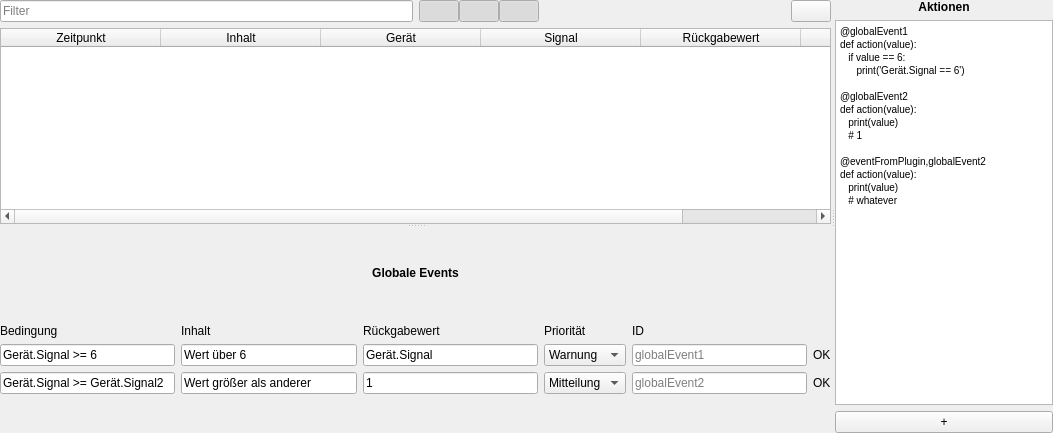
Old version of the form RTOC/RTOC_GUI/ui/eventWidget.ui in the repository Haschtl/RealTimeOpenControl.
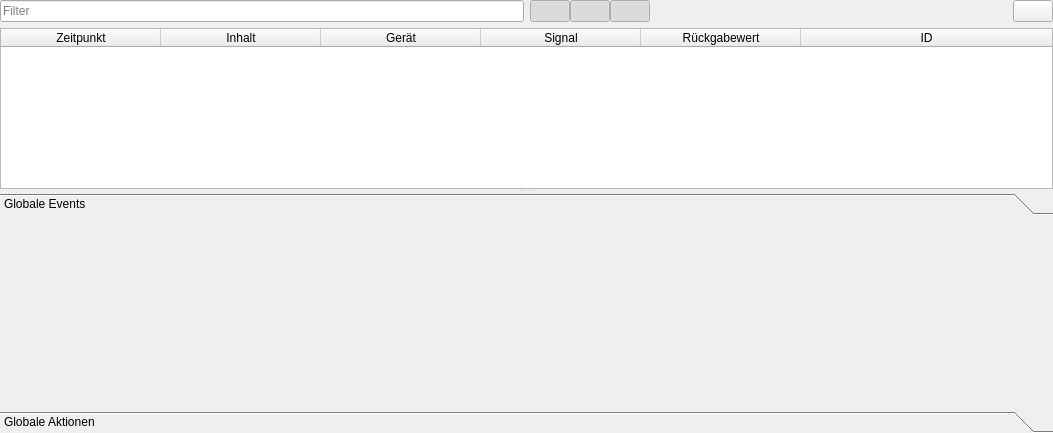
New version of the form. Icons and pictures are not drawn.

What changed in the file:
```diff
--- a/RTOC/RTOC_GUI/ui/eventWidget.ui
+++ b/RTOC/RTOC_GUI/ui/eventWidget.ui
@@ -25,7 +25,7 @@
   <property name="windowTitle">
    <string>Form</string>
   </property>
-  <layout class="QVBoxLayout" name="verticalLayout_4">
+  <layout class="QVBoxLayout" name="verticalLayout_2">
    <property name="spacing">
     <number>0</number>
    </property>
@@ -42,22 +42,15 @@
     <number>0</number>
    </property>
    <item>
-    <widget class="QSplitter" name="splitter_2">
-     <property name="orientation">
-      <enum>Qt::Horizontal</enum>
-     </property>
      <widget class="QSplitter" name="splitter">
-      <property name="sizePolicy">
-       <sizepolicy hsizetype="Preferred" vsizetype="Expanding">
-        <horstretch>0</horstretch>
-        <verstretch>0</verstretch>
-       </sizepolicy>
-      </property>
       <property name="orientation">
        <enum>Qt::Vertical</enum>
       </property>
       <widget class="QWidget" name="verticalLayoutWidget">
        <layout class="QVBoxLayout" name="verticalLayout" stretch="0,0">
+       <property name="bottomMargin">
+        <number>0</number>
+       </property>
         <item>
          <layout class="QHBoxLayout" name="horizontalLayout_2">
           <item>
@@ -256,262 +249,77 @@
         </item>
        </layout>
       </widget>
-      <widget class="QWidget" name="verticalLayoutWidget_2">
-       <layout class="QVBoxLayout" name="verticalLayout_2" stretch="0,0">
-        <item>
-         <widget class="QLabel" name="label_7">
-          <property name="sizePolicy">
-           <sizepolicy hsizetype="Preferred" vsizetype="Fixed">
-            <horstretch>0</horstretch>
-            <verstretch>0</verstretch>
-           </sizepolicy>
-          </property>
-          <property name="font">
-           <font>
-            <weight>75</weight>
-            <bold>true</bold>
-           </font>
-          </property>
-          <property name="text">
+     <widget class="QToolBox" name="toolBox">
+      <property name="currentIndex">
+       <number>0</number>
+      </property>
+      <widget class="QWidget" name="page">
+       <property name="geometry">
+        <rect>
+         <x>0</x>
+         <y>0</y>
+         <width>1053</width>
+         <height>85</height>
+        </rect>
+       </property>
+       <attribute name="label">
            <string>Globale Events</string>
-          </property>
-          <property name="alignment">
-           <set>Qt::AlignCenter</set>
-          </property>
-         </widget>
-        </item>
-        <item>
-         <layout class="QGridLayout" name="gridLayout">
-          <item row="0" column="3">
-           <widget class="QLabel" name="label_6">
-            <property name="sizePolicy">
-             <sizepolicy hsizetype="Preferred" vsizetype="Fixed">
-              <horstretch>0</horstretch>
-              <verstretch>0</verstretch>
-             </sizepolicy>
-            </property>
-            <property name="text">
-             <string>Rückgabewert</string>
-            </property>
-           </widget>
-          </item>
-          <item row="2" column="3">
-           <widget class="QLineEdit" name="lineEdit_6">
-            <property name="text">
-             <string>1</string>
-            </property>
-           </widget>
-          </item>
-          <item row="2" column="4">
-           <widget class="QComboBox" name="comboBox_4">
+       </attribute>
+       <layout class="QVBoxLayout" name="verticalLayout_5">
+        <property name="spacing">
+         <number>0</number>
+        </property>
+        <property name="leftMargin">
+         <number>0</number>
+        </property>
+        <property name="topMargin">
+         <number>0</number>
+        </property>
+        <property name="rightMargin">
+         <number>0</number>
+        </property>
+        <property name="bottomMargin">
+         <number>0</number>
+        </property>
             <item>
-             <property name="text">
-              <string>Mitteilung</string>
-             </property>
-            </item>
-            <item>
-             <property name="text">
-              <string>Warnung</string>
-             </property>
-            </item>
-            <item>
-             <property name="text">
-              <string>Fehler</string>
-             </property>
-            </item>
-           </widget>
-          </item>
-          <item row="0" column="5">
-           <widget class="QLabel" name="label">
-            <property name="sizePolicy">
-             <sizepolicy hsizetype="Preferred" vsizetype="Fixed">
-              <horstretch>0</horstretch>
-              <verstretch>0</verstretch>
-             </sizepolicy>
-            </property>
-            <property name="text">
-             <string>ID</string>
-            </property>
-           </widget>
-          </item>
-          <item row="2" column="1">
-           <widget class="QLineEdit" name="lineEdit_3">
-            <property name="text">
-             <string>Gerät.Signal &gt;= Gerät.Signal2</string>
-            </property>
-           </widget>
-          </item>
-          <item row="2" column="6">
-           <widget class="QLabel" name="label_5">
-            <property name="text">
-             <string>OK</string>
-            </property>
-           </widget>
-          </item>
-          <item row="2" column="5">
-           <widget class="QLineEdit" name="lineEdit_4">
-            <property name="placeholderText">
-             <string>globalEvent2</string>
-            </property>
-           </widget>
-          </item>
-          <item row="1" column="1">
-           <widget class="QLineEdit" name="lineEdit">
-            <property name="text">
-             <string>Gerät.Signal &gt;= 6</string>
-            </property>
-           </widget>
-          </item>
-          <item row="1" column="6">
-           <widget class="QLabel" name="label_4">
-            <property name="text">
-             <string>OK</string>
-            </property>
-           </widget>
-          </item>
-          <item row="0" column="4">
-           <widget class="QLabel" name="label_9">
-            <property name="text">
-             <string>Priorität</string>
-            </property>
-           </widget>
-          </item>
-          <item row="0" column="1">
-           <widget class="QLabel" name="label_2">
-            <property name="sizePolicy">
-             <sizepolicy hsizetype="Preferred" vsizetype="Fixed">
-              <horstretch>0</horstretch>
-              <verstretch>0</verstretch>
-             </sizepolicy>
-            </property>
-            <property name="text">
-             <string>Bedingung</string>
-            </property>
-           </widget>
-          </item>
-          <item row="1" column="4">
-           <widget class="QComboBox" name="comboBox_3">
+         <layout class="QVBoxLayout" name="globalEventLayout_2"/>
+        </item>
+       </layout>
+      </widget>
+      <widget class="QWidget" name="Globale">
+       <property name="geometry">
+        <rect>
+         <x>0</x>
+         <y>0</y>
+         <width>1053</width>
+         <height>85</height>
+        </rect>
+       </property>
+       <attribute name="label">
+        <string>Globale Aktionen</string>
+       </attribute>
+       <layout class="QVBoxLayout" name="verticalLayout_6">
+        <property name="spacing">
+         <number>0</number>
+        </property>
+        <property name="leftMargin">
+         <number>0</number>
+        </property>
+        <property name="topMargin">
+         <number>0</number>
+        </property>
+        <property name="rightMargin">
+         <number>0</number>
+        </property>
+        <property name="bottomMargin">
+         <number>0</number>
+        </property>
             <item>
-             <property name="text">
-              <string>Warnung</string>
-             </property>
-            </item>
-            <item>
-             <property name="text">
-              <string>Mitteilung</string>
-             </property>
-            </item>
-            <item>
-             <property name="text">
-              <string>Fehler</string>
-             </property>
-            </item>
-           </widget>
-          </item>
-          <item row="1" column="5">
-           <widget class="QLineEdit" name="lineEdit_2">
-            <property name="placeholderText">
-             <string>globalEvent1</string>
-            </property>
-           </widget>
-          </item>
-          <item row="1" column="3">
-           <widget class="QLineEdit" name="lineEdit_5">
-            <property name="text">
-             <string>Gerät.Signal</string>
-            </property>
-           </widget>
-          </item>
-          <item row="1" column="2">
-           <widget class="QLineEdit" name="lineEdit_7">
-            <property name="text">
-             <string>Wert über 6</string>
-            </property>
-           </widget>
-          </item>
-          <item row="2" column="2">
-           <widget class="QLineEdit" name="lineEdit_8">
-            <property name="text">
-             <string>Wert größer als anderer</string>
-            </property>
-           </widget>
-          </item>
-          <item row="0" column="2">
-           <widget class="QLabel" name="label_10">
-            <property name="sizePolicy">
-             <sizepolicy hsizetype="Preferred" vsizetype="Fixed">
-              <horstretch>0</horstretch>
-              <verstretch>0</verstretch>
-             </sizepolicy>
-            </property>
-            <property name="text">
-             <string>Inhalt</string>
-            </property>
-           </widget>
-          </item>
-         </layout>
-        </item>
-       </layout>
+         <layout class="QVBoxLayout" name="globalActionLayout"/>
+        </item>
+       </layout>
       </widget>
      </widget>
-     <widget class="QWidget" name="verticalLayoutWidget_3">
-      <layout class="QVBoxLayout" name="verticalLayout_3">
-       <item>
-        <widget class="QLabel" name="label_8">
-         <property name="sizePolicy">
-          <sizepolicy hsizetype="Preferred" vsizetype="Fixed">
-           <horstretch>0</horstretch>
-           <verstretch>0</verstretch>
-          </sizepolicy>
-         </property>
-         <property name="font">
-          <font>
-           <weight>75</weight>
-           <bold>true</bold>
-          </font>
-         </property>
-         <property name="text">
-          <string>Aktionen</string>
-         </property>
-         <property name="alignment">
-          <set>Qt::AlignCenter</set>
-         </property>
-        </widget>
-       </item>
-       <item>
-        <widget class="QTextEdit" name="textEdit">
-         <property name="html">
-          <string>&lt;!DOCTYPE HTML PUBLIC &quot;-//W3C//DTD HTML 4.0//EN&quot; &quot;http://www.w3.org/TR/REC-html40/strict.dtd&quot;&gt;
-&lt;html&gt;&lt;head&gt;&lt;meta name=&quot;qrichtext&quot; content=&quot;1&quot; /&gt;&lt;style type=&quot;text/css&quot;&gt;
-p, li { white-space: pre-wrap; }
-&lt;/style&gt;&lt;/head&gt;&lt;body style=&quot; font-family:'MS Shell Dlg 2'; font-size:7.8pt; font-weight:400; font-style:normal;&quot;&gt;
-&lt;p style=&quot; margin-top:0px; margin-bottom:0px; margin-left:0px; margin-right:0px; -qt-block-indent:0; text-indent:0px;&quot;&gt;@globalEvent1&lt;/p&gt;
-&lt;p style=&quot; margin-top:0px; margin-bottom:0px; margin-left:0px; margin-right:0px; -qt-block-indent:0; text-indent:0px;&quot;&gt;def action(value):&lt;/p&gt;
-&lt;p style=&quot; margin-top:0px; margin-bottom:0px; margin-left:0px; margin-right:0px; -qt-block-indent:0; text-indent:0px;&quot;&gt;   if value == 6:&lt;/p&gt;
-&lt;p style=&quot; margin-top:0px; margin-bottom:0px; margin-left:0px; margin-right:0px; -qt-block-indent:0; text-indent:0px;&quot;&gt;      print('Gerät.Signal == 6')&lt;/p&gt;
-&lt;p style=&quot;-qt-paragraph-type:empty; margin-top:0px; margin-bottom:0px; margin-left:0px; margin-right:0px; -qt-block-indent:0; text-indent:0px;&quot;&gt;&lt;br /&gt;&lt;/p&gt;
-&lt;p style=&quot; margin-top:0px; margin-bottom:0px; margin-left:0px; margin-right:0px; -qt-block-indent:0; text-indent:0px;&quot;&gt;@globalEvent2&lt;/p&gt;
-&lt;p style=&quot; margin-top:0px; margin-bottom:0px; margin-left:0px; margin-right:0px; -qt-block-indent:0; text-indent:0px;&quot;&gt;def action(value):&lt;/p&gt;
-&lt;p style=&quot; margin-top:0px; margin-bottom:0px; margin-left:0px; margin-right:0px; -qt-block-indent:0; text-indent:0px;&quot;&gt;   print(value)&lt;/p&gt;
-&lt;p style=&quot; margin-top:0px; margin-bottom:0px; margin-left:0px; margin-right:0px; -qt-block-indent:0; text-indent:0px;&quot;&gt;   # 1&lt;/p&gt;
-&lt;p style=&quot;-qt-paragraph-type:empty; margin-top:0px; margin-bottom:0px; margin-left:0px; margin-right:0px; -qt-block-indent:0; text-indent:0px;&quot;&gt;&lt;br /&gt;&lt;/p&gt;
-&lt;p style=&quot; margin-top:0px; margin-bottom:0px; margin-left:0px; margin-right:0px; -qt-block-indent:0; text-indent:0px;&quot;&gt;@eventFromPlugin,globalEvent2&lt;/p&gt;
-&lt;p style=&quot; margin-top:0px; margin-bottom:0px; margin-left:0px; margin-right:0px; -qt-block-indent:0; text-indent:0px;&quot;&gt;def action(value):&lt;/p&gt;
-&lt;p style=&quot; margin-top:0px; margin-bottom:0px; margin-left:0px; margin-right:0px; -qt-block-indent:0; text-indent:0px;&quot;&gt;   print(value)&lt;/p&gt;
-&lt;p style=&quot; margin-top:0px; margin-bottom:0px; margin-left:0px; margin-right:0px; -qt-block-indent:0; text-indent:0px;&quot;&gt;   # whatever&lt;/p&gt;
-&lt;p style=&quot;-qt-paragraph-type:empty; margin-top:0px; margin-bottom:0px; margin-left:0px; margin-right:0px; -qt-block-indent:0; text-indent:0px;&quot;&gt;&lt;br /&gt;&lt;/p&gt;&lt;/body&gt;&lt;/html&gt;</string>
-         </property>
-        </widget>
-       </item>
-       <item>
-        <widget class="QPushButton" name="pushButton">
-         <property name="text">
-          <string>+</string>
-         </property>
-        </widget>
-       </item>
-      </layout>
-     </widget>
     </widget>
    </item>
   </layout>
```
Left out of the diff: 2 changed lines with no effect on the pictures. Lines whose indentation alone changed are shown as unchanged.
